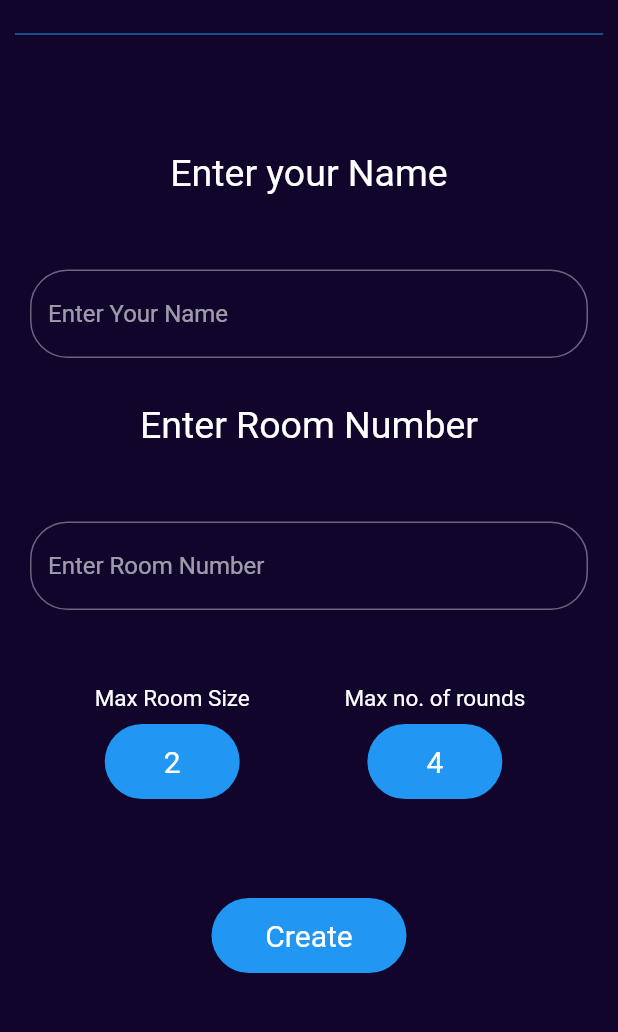
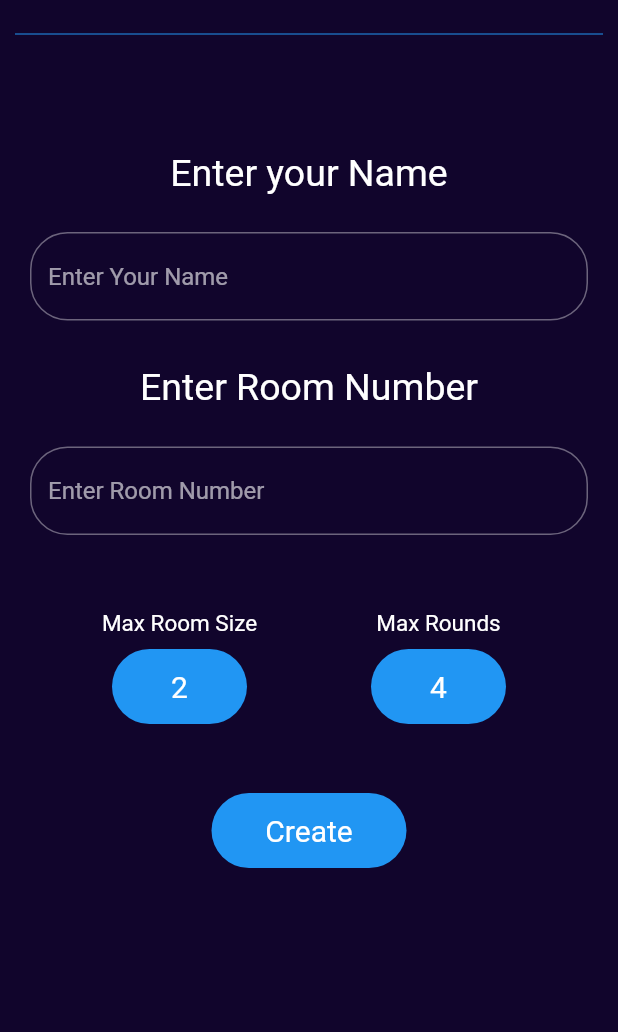
Before and after one commit to smil-thakur/scridle, a Flutter app: the screen it shows after launch, after a tap on "Create", on a phone screen of 412 x 824 dp, the part 68-1100 px from its top. Run offline on Flutter 3.47's test engine with Material 2 defaults, Android fonts, the phone set to English and light mode, and no system bars; our stand-ins replace cloud_firestore, firebase_core, google_fonts, page_transition; accounts and stored records are empty; Roboto replaces fonts that are missing (Handlee, Mali).

Commit message:
added view_room.dart

```diff
--- a/lib/main.dart
+++ b/lib/main.dart
@@ -2,7 +2,7 @@ import 'package:firebase_core/firebase_core.dart';
 import 'package:flutter/foundation.dart';
 import 'package:flutter/material.dart';
 import 'package:flutter/services.dart';
-import 'package:scridle/screens/home_scree.dart';
+import 'package:scridle/screens/home_screen.dart';
 
 void main() async {
   WidgetsFlutterBinding.ensureInitialized();
@@ -27,7 +27,7 @@ class MyApp extends StatelessWidget {
   @override
   Widget build(BuildContext context) {
     return MaterialApp(
-      title: 'scridle',
+      title: 'skridle',
       debugShowCheckedModeBanner: false,
       themeMode: ThemeMode.dark,
       darkTheme: ThemeData(
--- a/lib/myfirebase/get_players.dart
+++ b/lib/myfirebase/get_players.dart
@@ -23,11 +23,11 @@ class _GetUsersState extends State<GetUsers> {
       stream: playerlist,
       builder: (BuildContext context, AsyncSnapshot<QuerySnapshot> snapshot) {
         if (snapshot.hasError) {
-          return Text('Something went wrong');
+          return const Text('Something went wrong');
         }
 
         if (snapshot.connectionState == ConnectionState.waiting) {
-          return Text("Loading");
+          return const Text("Loading");
         }
 
         return ListView(
--- a/lib/screens/create_room.dart
+++ b/lib/screens/create_room.dart
@@ -3,6 +3,7 @@ import 'package:google_fonts/google_fonts.dart';
 import 'package:scridle/myfirebase/create_room_methods.dart';
 import 'package:scridle/mymodels/myplayers.dart';
 import 'package:scridle/screens/paint_screen.dart';
+import 'package:scridle/screens/view_room.dart';
 import 'package:scridle/utils/colors.dart';
 import 'package:scridle/widgets/MyTextField.dart';
 import 'package:scridle/widgets/my_appbar.dart';
@@ -67,7 +68,7 @@ class _CreateRoomState extends State<CreateRoom> {
               ),
             ),
             const SizedBox(
-              height: 50,
+              height: 25,
             ),
             MyTextField(
                 nameController: _namecontroller, myhintText: "Enter Your Name"),
@@ -81,7 +82,7 @@ class _CreateRoomState extends State<CreateRoom> {
               ),
             ),
             const SizedBox(
-              height: 50,
+              height: 25,
             ),
             MyTextField(
                 nameController: _roomcontroller,
@@ -124,7 +125,7 @@ class _CreateRoomState extends State<CreateRoom> {
                   children: [
                     Center(
                       child: Text(
-                        "Max no. of rounds",
+                        "Max Rounds",
                         style: GoogleFonts.fredokaOne(fontSize: 15),
                       ),
                     ),
@@ -148,7 +149,7 @@ class _CreateRoomState extends State<CreateRoom> {
               ],
             ),
             const SizedBox(
-              height: 50,
+              height: 30,
             ),
             InkWell(
               borderRadius: BorderRadius.circular(30),
@@ -161,12 +162,19 @@ class _CreateRoomState extends State<CreateRoom> {
                     _roomcontroller.text.isNotEmpty) {
                   _createhere.createRoom();
                   _createhere.registerPlayer();
+                  // Navigator.push(
+                  //     context,
+                  //     MaterialPageRoute(
+                  //         builder: (context) => PaintScreen(
+                  //               code: _roomcontroller.text,
+                  //             )));
                   Navigator.push(
                       context,
                       MaterialPageRoute(
-                          builder: (context) => PaintScreen(
-                                code: _roomcontroller.text,
-                              )));
+                        builder: (context) => ViewRoom(
+                          title: "Room",
+                        ),
+                      ));
                 }
               },
               child: const Padding(
--- a/pubspec.yaml
+++ b/pubspec.yaml
@@ -3,7 +3,7 @@ description: A new Flutter project.
 
 # The following line prevents the package from being accidentally published to
 # pub.dev using `flutter pub publish`. This is preferred for private packages.
-publish_to: 'none' # Remove this line if you wish to publish to pub.dev
+publish_to: "none" # Remove this line if you wish to publish to pub.dev
 
 # The following defines the version and build number for your application.
 # A version number is three numbers separated by dots, like 1.2.43
@@ -30,7 +30,6 @@ dependencies:
   flutter:
     sdk: flutter
 
-
   # The following adds the Cupertino Icons font to your application.
   # Use with the CupertinoIcons class for iOS style icons.
   cupertino_icons: ^1.0.2
@@ -38,7 +37,6 @@ dependencies:
   page_transition: ^2.0.5
   firebase_core: ^1.13.1
   cloud_firestore: ^3.1.10
-
 
 dev_dependencies:
   flutter_test:
@@ -56,7 +54,6 @@ dev_dependencies:
 
 # The following section is specific to Flutter.
 flutter:
-
   # The following line ensures that the Material Icons font is
   # included with your application, so that you can use the icons in
   # the material Icons class.
```
Also changed, not shown: lib/screens/view_room.dart (added, +94 -0 lines), lib/screens/home_screen.dart (renamed from lib/screens/home_scree.dart).
